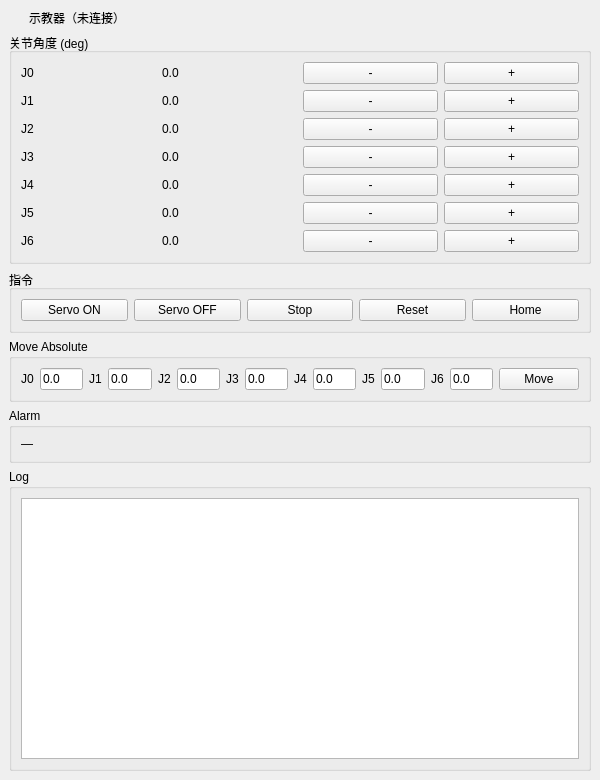
Curryhao30/robot-test-platform, file orchestrator/teach_pendant/qt_panel.ui: the form before one commit.
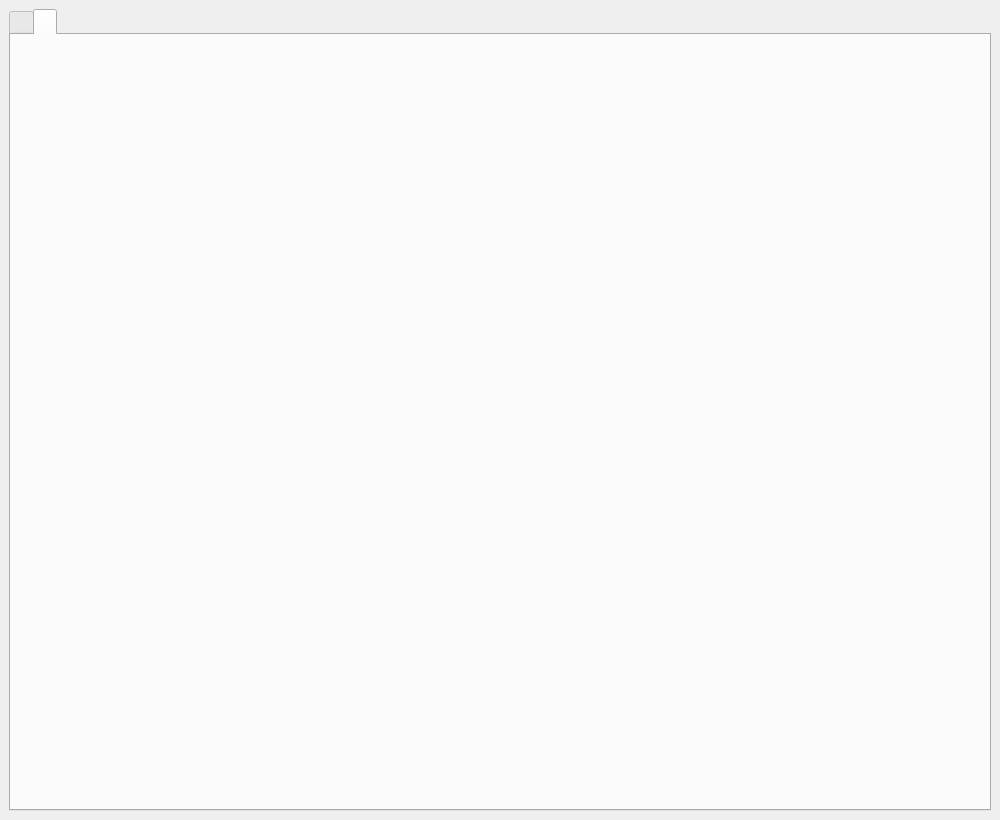
The form after the commit. The open tabs and pages were chosen to show the change.

Diff of the .ui file:
```diff
--- a/orchestrator/teach_pendant/qt_panel.ui
+++ b/orchestrator/teach_pendant/qt_panel.ui
@@ -3,7 +3,7 @@
  <class>QtTeachPendant</class>
  <widget class="QMainWindow" name="QtTeachPendant">
   <property name="geometry">
-   <rect><x>0</x><y>0</y><width>600</width><height>780</height></rect>
+   <rect><x>0</x><y>0</y><width>1000</width><height>820</height></rect>
   </property>
   <property name="windowTitle">
    <string>Robot Teach Pendant · PyQt5 HMI</string>
@@ -11,6 +11,11 @@
   <widget class="QWidget" name="centralwidget">
    <layout class="QVBoxLayout" name="rootLayout">
     <item>
+     <widget class="QTabWidget" name="tabWidget">
+      <property name="currentIndex"><number>0</number></property>
+      <widget class="QWidget" name="pagePendant">
+       <layout class="QVBoxLayout" name="pendantLayout">
+        <item>
      <widget class="QWidget" name="statusRow">
       <layout class="QHBoxLayout" name="statusLayout">
        <property name="leftMargin"><number>0</number></property>
@@ -115,6 +120,21 @@
       <layout class="QVBoxLayout" name="logLayout">
        <item><widget class="QTextEdit" name="log"><property name="readOnly"><bool>true</bool></property></widget></item>
       </layout>
+         </widget>
+        </item>
+       </layout>
+      </widget>
+
+      <widget class="QWidget" name="pageConsole">
+       <layout class="QVBoxLayout" name="consoleLayout">
+        <item>
+         <widget class="QWidget" name="webHost">
+          <property name="minimumSize"><size><width>820</width><height>0</height></size></property>
+         </widget>
+        </item>
+       </layout>
+      </widget>
+
      </widget>
     </item>
    </layout>
```
Lines whose indentation alone changed are shown as unchanged.
